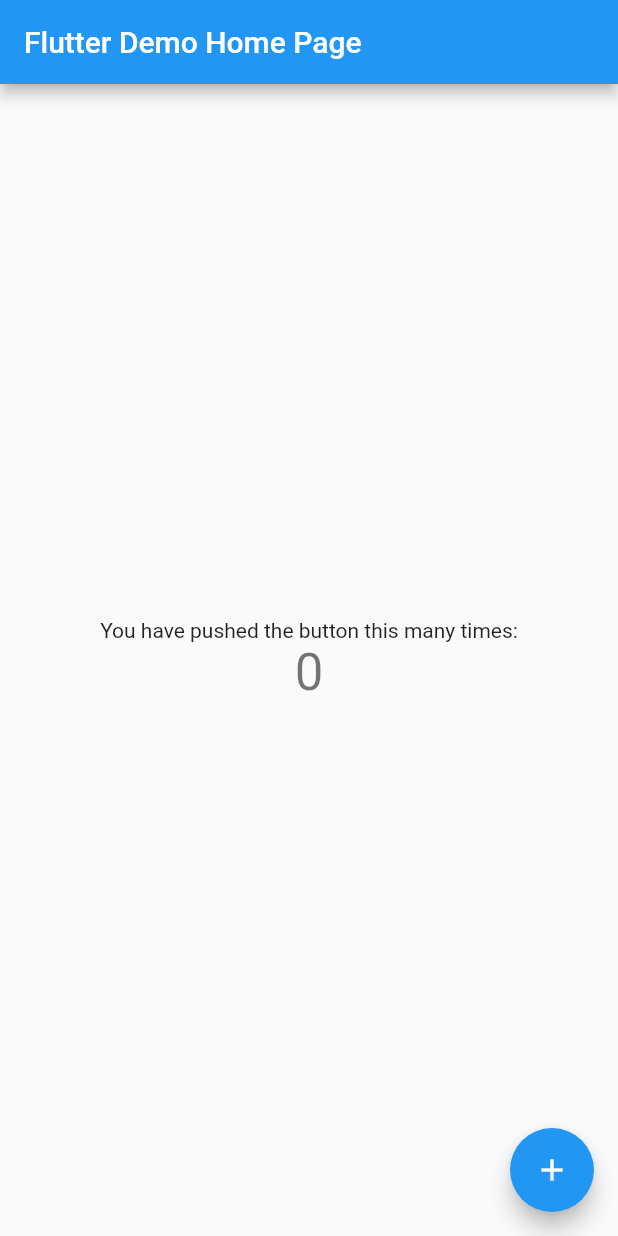
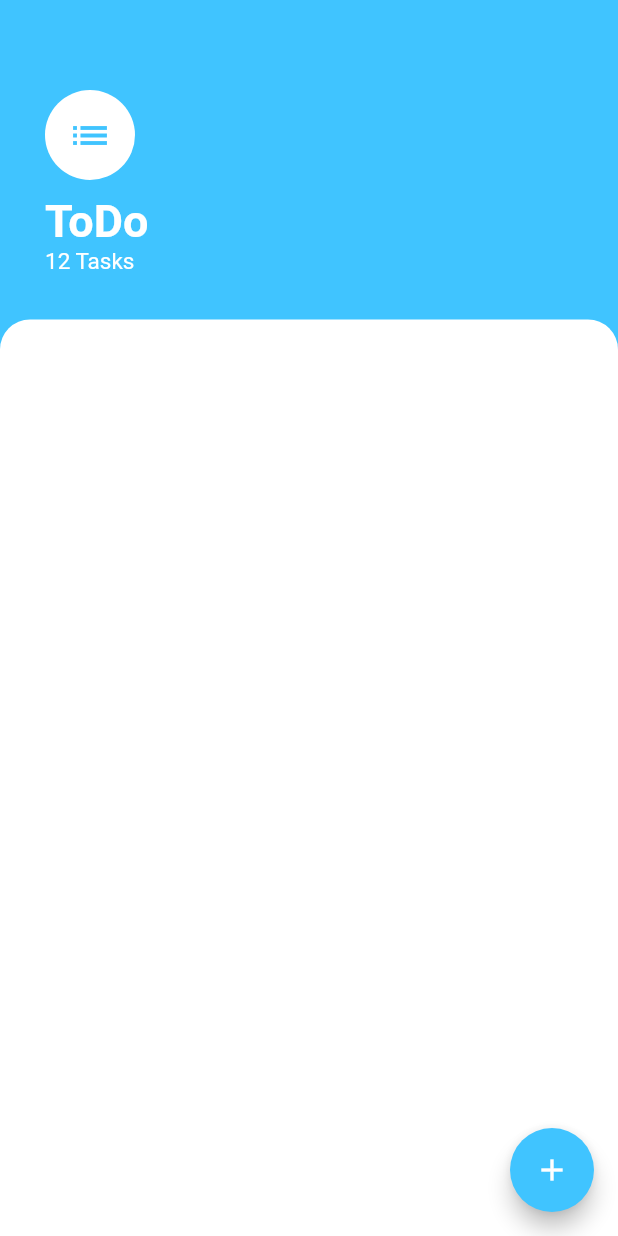
Before and after one commit to aj-naik/To-Do-App, a Flutter app: the screen it shows after launch, on a phone screen of 412 x 824 dp. Run offline on Flutter 3.47's test engine with Material 2 defaults, Android fonts, the phone set to English and light mode, and no system bars.

Commit message:
Basic UI added

```diff
--- a/lib/main.dart
+++ b/lib/main.dart
@@ -1,68 +1,16 @@
 import 'package:flutter/material.dart';
+import 'package:to_do_app/screens/task_screen.dart';
 
 void main() {
-  runApp(const MyApp());
+  runApp(MyApp());
 }
 
 class MyApp extends StatelessWidget {
-  const MyApp({Key? key}) : super(key: key);
-
-  // This widget is the root of your application.
   @override
   Widget build(BuildContext context) {
     return MaterialApp(
-      title: 'Flutter Demo',
-      theme: ThemeData(
-        primarySwatch: Colors.blue,
-      ),
-      home: const MyHomePage(title: 'Flutter Demo Home Page'),
+      debugShowCheckedModeBanner: false,
+      home: TasksScreen(),
     );
   }
 }
-
-class MyHomePage extends StatefulWidget {
-  const MyHomePage({Key? key, required this.title}) : super(key: key);
-
-  final String title;
-
-  @override
-  State<MyHomePage> createState() => _MyHomePageState();
-}
-
-class _MyHomePageState extends State<MyHomePage> {
-  int _counter = 0;
-
-  void _incrementCounter() {
-    setState(() {
-      _counter++;
-    });
-  }
-
-  @override
-  Widget build(BuildContext context) {
-    return Scaffold(
-      appBar: AppBar(
-        title: Text(widget.title),
-      ),
-      body: Center(
-        child: Column(
-          mainAxisAlignment: MainAxisAlignment.center,
-          children: <Widget>[
-            const Text(
-              'You have pushed the button this many times:',
-            ),
-            Text(
-              '$_counter',
-              style: Theme.of(context).textTheme.headline4,
-            ),
-          ],
-        ),
-      ),
-      floatingActionButton: FloatingActionButton(
-        onPressed: _incrementCounter,
-        tooltip: 'Increment',
-        child: const Icon(Icons.add),
-      ),
-    );
-  }
-}
--- /dev/null
+++ b/lib/screens/task_screen.dart
@@ -0,0 +1,75 @@
+// ignore_for_file: prefer_const_constructors, prefer_const_literals_to_create_immutables, use_key_in_widget_constructors
+
+import 'package:flutter/material.dart';
+
+class TasksScreen extends StatelessWidget {
+  @override
+  Widget build(BuildContext context) {
+    return Scaffold(
+      backgroundColor: Colors.lightBlueAccent,
+      floatingActionButton: FloatingActionButton(
+        backgroundColor: Colors.lightBlueAccent,
+        child: Icon(
+          Icons.add,
+        ),
+        onPressed: null,
+      ),
+      body: Column(
+        crossAxisAlignment: CrossAxisAlignment.start,
+        children: [
+          Container(
+            padding: EdgeInsets.only(
+              top: 60.0,
+              left: 30.0,
+              right: 30.0,
+              bottom: 30.0,
+            ),
+            child: Column(
+              crossAxisAlignment: CrossAxisAlignment.start,
+              children: <Widget>[
+                CircleAvatar(
+                  child: Icon(
+                    Icons.list,
+                    size: 30.0,
+                    color: Colors.lightBlueAccent,
+                  ),
+                  backgroundColor: Colors.white,
+                  radius: 30.0,
+                ),
+                SizedBox(
+                  height: 10.0,
+                ),
+                Text(
+                  'ToDo',
+                  style: TextStyle(
+                      color: Colors.white,
+                      fontSize: 30.0,
+                      fontWeight: FontWeight.w700),
+                ),
+                Text(
+                  '12 Tasks',
+                  style: TextStyle(
+                    color: Colors.white,
+                    fontSize: 15,
+                  ),
+                ),
+              ],
+            ),
+          ),
+          Expanded(
+            child: Container(
+              height: 300.0,
+              decoration: BoxDecoration(
+                color: Colors.white,
+                borderRadius: BorderRadius.only(
+                  topLeft: Radius.circular(20.0),
+                  topRight: Radius.circular(20.0),
+                ),
+              ),
+            ),
+          ),
+        ],
+      ),
+    );
+  }
+}
```
Also changed, not shown: lib/example.dart (deleted, +0 -13 lines).
